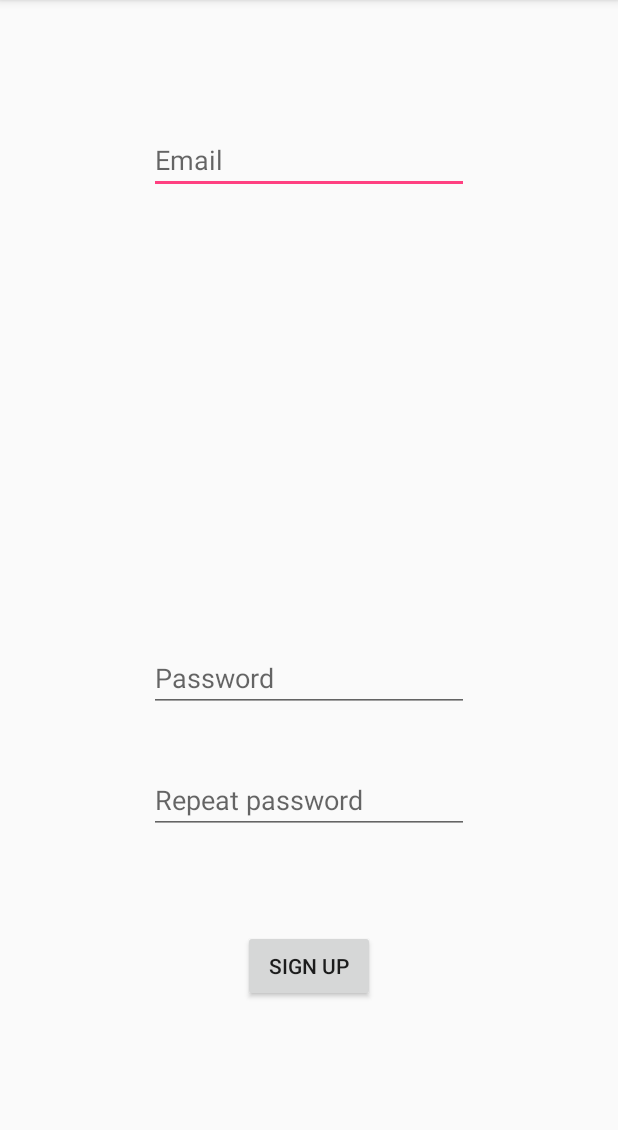
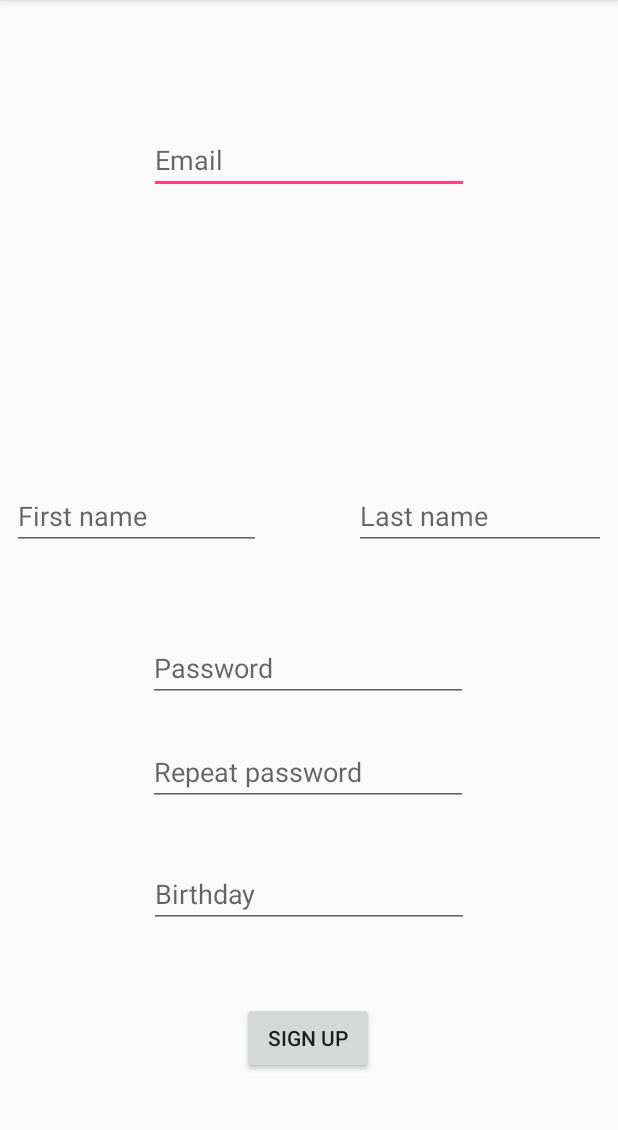
Before and after one commit to echipaTeamUp/TeamUP, an Android app: the screen it shows after launch (SignupActivity), after a tap on "SIGN UP", on a phone screen of 412 x 824 dp, the part 84-1214 px from its top. Run offline under Robolectric (Android 15) with nearby library versions, the phone set to English and light mode, and no system bars; our stand-ins replace Firebase (no records; nobody signed in at launch, a user with empty details on screens opened directly).

```diff
--- a/app/src/main/java/com/orez/teamup/teamup/LoginActivity.java
+++ b/app/src/main/java/com/orez/teamup/teamup/LoginActivity.java
@@ -1,13 +1,19 @@
 package com.orez.teamup.teamup;
 
 import android.content.Intent;
+import android.support.annotation.NonNull;
 import android.support.v7.app.AppCompatActivity;
 import android.os.Bundle;
 import android.view.View;
 import android.widget.Button;
 import android.widget.EditText;
+import android.widget.Toast;
 
+import com.google.android.gms.tasks.OnCompleteListener;
+import com.google.android.gms.tasks.Task;
+import com.google.firebase.auth.AuthResult;
 import com.google.firebase.auth.FirebaseAuth;
+import com.google.firebase.auth.FirebaseUser;
 
 
 public class LoginActivity extends AppCompatActivity {
@@ -16,18 +22,19 @@ public class LoginActivity extends AppCompatActivity {
     test123
     cu toate ca inca nu am functionalitatea de login facuta
      */
-    EditText mUsernameEt;
+    EditText mEmailEt;
     EditText mPasswordEt;
     Button mLoginBtn;
     Button mSignupBtn;
     private FirebaseAuth mAuth;
-// ...
+
 
     @Override
     protected void onCreate(Bundle savedInstanceState) {
         super.onCreate(savedInstanceState);
         setContentView(R.layout.activity_login);
-        mUsernameEt = (EditText) findViewById(R.id.login_usernameEt);
+        mAuth = FirebaseAuth.getInstance();
+        mEmailEt = (EditText) findViewById(R.id.login_usernameEt);
         mPasswordEt = (EditText) findViewById(R.id.login_passwordEt);
         mLoginBtn = (Button) findViewById(R.id.loginBtn);
         mSignupBtn = (Button) findViewById(R.id.login_signupBtn);
@@ -41,14 +48,36 @@ public class LoginActivity extends AppCompatActivity {
             }
         });
 
-        //OnClick care duce la activitatea de menu
+        //OnClick pentru logare
         mLoginBtn.setOnClickListener(new View.OnClickListener() {
             @Override
             public void onClick(View v) {
-                Intent i = new Intent(LoginActivity.this, MenuActivity.class);
-                startActivity(i);
+                login();
+
             }
         });
     }
+    //practic incearca logarea
+    void login() {
+        mAuth.signInWithEmailAndPassword(mEmailEt.getText().toString().trim(),
+                mPasswordEt.getText().toString().trim())
+                .addOnCompleteListener(this, new OnCompleteListener<AuthResult>() {
+                    @Override
+                    public void onComplete(@NonNull Task<AuthResult> task) {
+                        if (task.isSuccessful()) {
+                            // A mers
+                            Intent i = new Intent(LoginActivity.this, MenuActivity.class);
+                            startActivity(i);
+                            FirebaseUser user = mAuth.getCurrentUser();
+
+                        } else {
+                            // Nu a mers
+                            Toast.makeText(LoginActivity.this, "Ai gresit datele,baiatul meu",
+                                    Toast.LENGTH_SHORT).show();
+                        }
+                    }
+                });
+    }
+
 
 }
--- a/app/src/main/java/com/orez/teamup/teamup/SignupActivity.java
+++ b/app/src/main/java/com/orez/teamup/teamup/SignupActivity.java
@@ -16,30 +16,41 @@ import com.google.firebase.auth.FirebaseAuth;
 import com.google.firebase.auth.FirebaseAuthInvalidUserException;
 import com.google.firebase.auth.FirebaseAuthUserCollisionException;
 import com.google.firebase.auth.FirebaseUser;
+import com.google.firebase.database.DatabaseReference;
+import com.google.firebase.database.FirebaseDatabase;
 
 public class SignupActivity extends AppCompatActivity {
+    private DatabaseReference mDatabase;
     private FirebaseAuth mAuth;
     EditText mpassEt;
     EditText memailEt;
     EditText mpassrepeatEt;
+    EditText mfirstnameEt;
+    EditText mlastnameEt;
+    EditText mbirthdayEt;
     Button msignupBtn;
+    FirebaseUser user;
 
 
     @Override
     protected void onCreate(Bundle savedInstanceState) {
         super.onCreate(savedInstanceState);
         setContentView(R.layout.activity_signup);
+
         memailEt = (EditText) findViewById(R.id.signup_emailEt);
         mpassEt = (EditText) findViewById(R.id.signup_passwordEt);
         msignupBtn = (Button) findViewById(R.id.signupBtn);
         mpassrepeatEt = (EditText) findViewById(R.id.signup_password_repeatEt);
+        mfirstnameEt=(EditText) findViewById(R.id.signup_first_nameEt);
+        mlastnameEt=(EditText) findViewById(R.id.signup_last_nameEt);
+        mbirthdayEt=(EditText) findViewById(R.id.signup_birthdayEt);
         mAuth = FirebaseAuth.getInstance();
         msignupBtn.setOnClickListener(new View.OnClickListener() {
             @Override
             public void onClick(View v) {
 
                 if (isEmailValid(memailEt.getText().toString().trim()) && mpassEt.getText().toString().trim().length() >= 6 &&
-                        mpassEt.getText().toString().trim().equals(mpassrepeatEt.getText().toString().trim()))
+                        mpassEt.getText().toString().trim().equals(mpassrepeatEt.getText().toString().trim()) && checkdata())
                     //Daca mailul e valid si are parola de minim 6 caractere si parolele se potrivesc
                     signup();
                 else if (!isEmailValid(memailEt.getText().toString().trim()))
@@ -51,6 +62,9 @@ public class SignupActivity extends AppCompatActivity {
                 else if (!mpassEt.getText().toString().trim().equals(mpassrepeatEt.getText().toString().trim()))
                     //Daca parolele nu se potrivesc
                     Toast.makeText(SignupActivity.this, "Passwords do not match", Toast.LENGTH_SHORT).show();
+                else if (!checkdata())
+                    //Daca nu e completat numele sau parola
+                    Toast.makeText(SignupActivity.this, "You should fill in all the fields", Toast.LENGTH_SHORT).show();
             }
         });
 
@@ -63,9 +77,10 @@ public class SignupActivity extends AppCompatActivity {
                     public void onComplete(@NonNull Task<AuthResult> task) {
                         if (task.isSuccessful()) {
                             //Daca a fost inregistrat cu succes
-                            FirebaseUser user = mAuth.getCurrentUser();
+                            user = mAuth.getCurrentUser();
                             Toast.makeText(SignupActivity.this, "Signup succeded",
                                     Toast.LENGTH_SHORT).show();
+                            setvalues();
                         } else {
                             try {
                                 throw task.getException();
@@ -89,4 +104,21 @@ public class SignupActivity extends AppCompatActivity {
     boolean isEmailValid(CharSequence email) {
         return android.util.Patterns.EMAIL_ADDRESS.matcher(email).matches();
     }
+    boolean checkdata(){
+        if(mfirstnameEt.getText().toString().trim().equals("")||
+                mlastnameEt.getText().toString().trim().equals("")||
+                mbirthdayEt.getText().toString().trim().equals(""))
+            return false;
+        else return true;
+    }
+    void setvalues(){
+        //pune ce mai trebuie in database
+        mDatabase = FirebaseDatabase.getInstance().getReference();
+    mDatabase.child("id").child(user.getUid()).child("First name").
+            setValue(mfirstnameEt.getText().toString().trim());
+        mDatabase.child("id").child(user.getUid()).child("Last name").
+                setValue(mlastnameEt.getText().toString().trim());
+        mDatabase.child("id").child(user.getUid()).child("Birthday").
+                setValue(mbirthdayEt.getText().toString().trim());
+    }
 }
--- a/app/src/main/res/layout/activity_signup.xml
+++ b/app/src/main/res/layout/activity_signup.xml
@@ -24,7 +24,7 @@
         android:id="@+id/signup_passwordEt"
         android:layout_width="wrap_content"
         android:layout_height="wrap_content"
-        android:layout_marginBottom="293dp"
+        android:layout_marginBottom="300dp"
         android:layout_marginEnd="8dp"
         android:layout_marginStart="8dp"
         android:ems="10"
@@ -32,18 +32,20 @@
         android:inputType="textPassword"
         app:layout_constraintBottom_toBottomOf="parent"
         app:layout_constraintEnd_toEndOf="parent"
+        app:layout_constraintHorizontal_bias="0.497"
         app:layout_constraintStart_toStartOf="parent" />
 
     <Button
         android:id="@+id/signupBtn"
         android:layout_width="wrap_content"
         android:layout_height="wrap_content"
-        android:layout_marginBottom="100dp"
+        android:layout_marginBottom="52dp"
         android:layout_marginEnd="8dp"
         android:layout_marginStart="8dp"
         android:text="@string/signup"
         app:layout_constraintBottom_toBottomOf="parent"
         app:layout_constraintEnd_toEndOf="parent"
+        app:layout_constraintHorizontal_bias="0.498"
         app:layout_constraintStart_toStartOf="parent" />
 
     <EditText
@@ -52,11 +54,53 @@
         android:layout_height="wrap_content"
         android:layout_marginEnd="8dp"
         android:layout_marginStart="8dp"
-        android:layout_marginTop="36dp"
+        android:layout_marginTop="24dp"
         android:ems="10"
         android:hint="@string/repeat_password"
         android:inputType="textPassword"
         app:layout_constraintEnd_toEndOf="parent"
+        app:layout_constraintHorizontal_bias="0.497"
         app:layout_constraintStart_toStartOf="parent"
         app:layout_constraintTop_toBottomOf="@+id/signup_passwordEt" />
+
+    <EditText
+        android:id="@+id/signup_first_nameEt"
+        android:layout_width="166dp"
+        android:layout_height="wrap_content"
+        android:layout_marginBottom="56dp"
+        android:layout_marginEnd="99dp"
+        android:layout_marginStart="8dp"
+        android:ems="10"
+        android:hint="@string/first_name"
+        android:inputType="textPersonName"
+        app:layout_constraintBottom_toTopOf="@+id/signup_passwordEt"
+        app:layout_constraintEnd_toEndOf="parent"
+        app:layout_constraintHorizontal_bias="0.0"
+        app:layout_constraintStart_toStartOf="parent" />
+
+    <EditText
+        android:id="@+id/signup_last_nameEt"
+        android:layout_width="168dp"
+        android:layout_height="wrap_content"
+        android:layout_marginEnd="8dp"
+        android:ems="10"
+        android:hint="@string/last_name"
+        android:inputType="textPersonName"
+        app:layout_constraintBaseline_toBaselineOf="@+id/signup_first_nameEt"
+        app:layout_constraintEnd_toEndOf="parent" />
+
+    <EditText
+        android:id="@+id/signup_birthdayEt"
+        android:layout_width="wrap_content"
+        android:layout_height="wrap_content"
+        android:layout_marginEnd="99dp"
+        android:layout_marginTop="36dp"
+        android:ems="10"
+        android:hint="@string/birthday"
+        android:inputType="date"
+        app:layout_constraintEnd_toEndOf="parent"
+        app:layout_constraintHorizontal_bias="1.0"
+        app:layout_constraintStart_toStartOf="parent"
+        app:layout_constraintTop_toBottomOf="@+id/signup_password-repeatEt" />
+
 </android.support.constraint.ConstraintLayout>
--- a/app/src/main/res/values/strings.xml
+++ b/app/src/main/res/values/strings.xml
@@ -6,6 +6,9 @@
     <string name="signup">Sign up</string>
     <string name="email">Email</string>
     <string name="repeat_password">Repeat password</string>
+    <string name="first_name">First name</string>
+    <string name="last_name">Last name</string>
+    <string name="birthday">Birthday</string>
 
     <!-- TODO: Remove or change this placeholder text -->
     <string name="hello_blank_fragment">Hello blank fragment</string>
```
